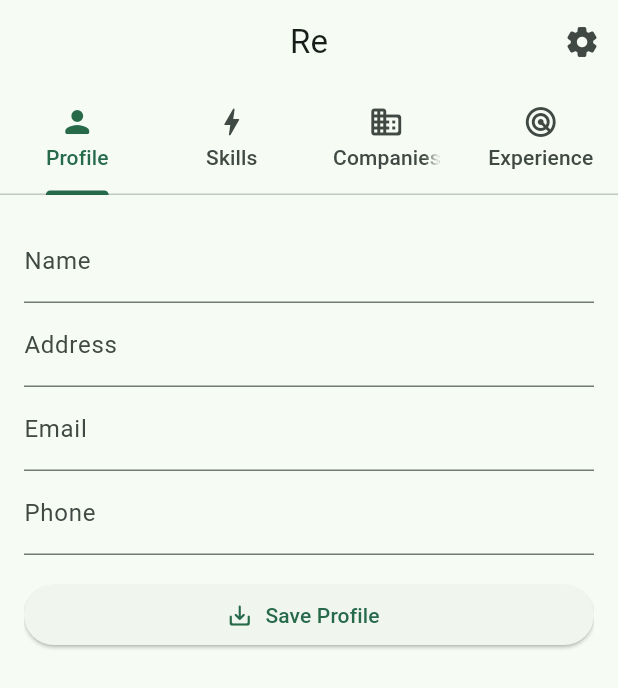
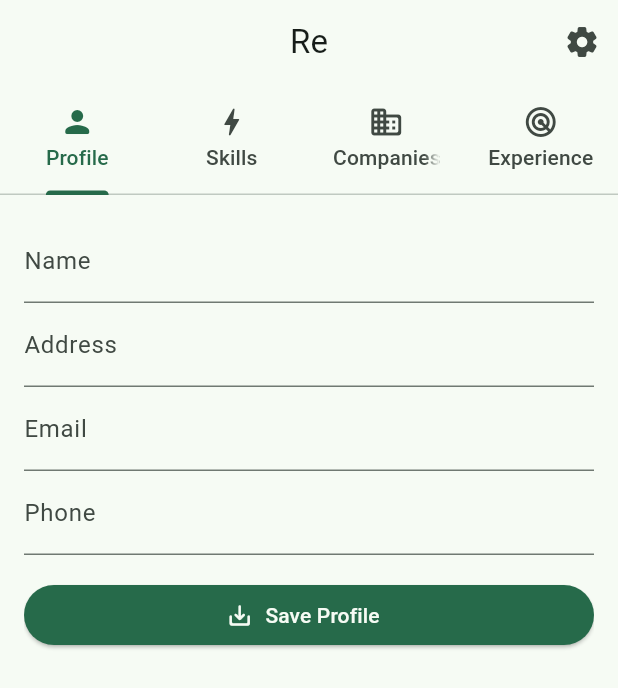
Before and after one commit to m3talsmith/re, a Flutter app: the screen it shows after launch, on a phone screen of 412 x 824 dp. Shown: the top 688 px of the screen. Run offline on Flutter 3.47's test engine with Material 3 defaults, Android fonts, the phone set to English and light mode, and no system bars; our stand-ins replace file_picker, share_plus; missing offline and left inert: cryptography, git, openssh_ed25519.

Commit message:
Make Profile Uniform colors

```diff
--- a/lib/profile/profile.dart
+++ b/lib/profile/profile.dart
@@ -100,6 +100,11 @@ class _ProfilePageState extends State<ProfilePage> {
             onPressed: _saveProfile,
             icon: const Icon(Icons.save_alt_rounded),
             label: const Text('Save Profile'),
+            style: ButtonStyle(
+              backgroundColor: MaterialStatePropertyAll(Theme.of(context).primaryColor),
+              foregroundColor: MaterialStatePropertyAll(Theme.of(context).canvasColor),
+              iconColor: MaterialStatePropertyAll(Theme.of(context).canvasColor)
+            ),
           ),
         )
       ],
```
